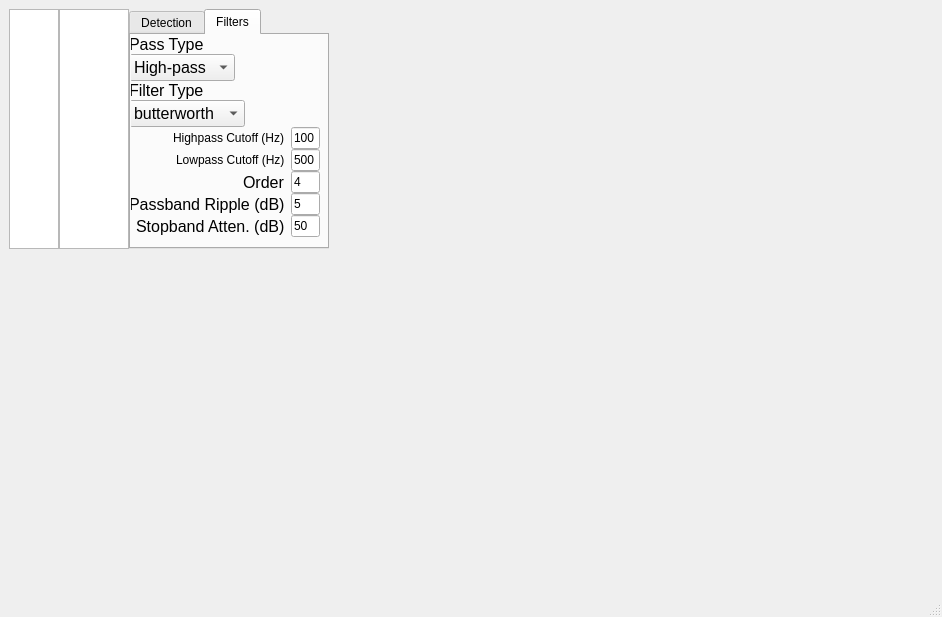
Qt form mainwindow.ui (LeoJW/ampsorter) before a commit.
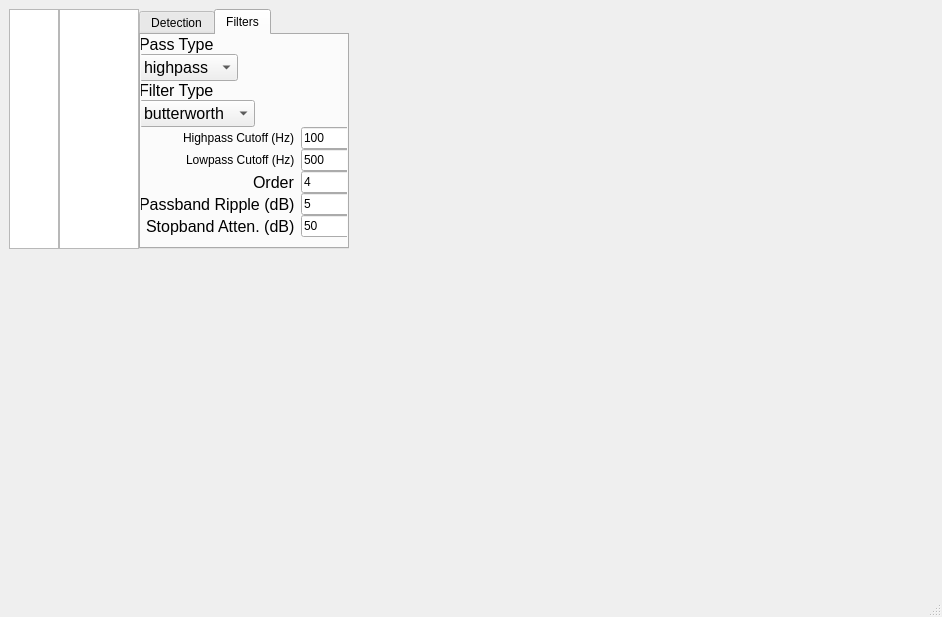
The same form after that commit. Custom widgets are drawn as their Qt base class.

Commit message: filtering implemented

```diff
--- a/mainwindow.ui
+++ b/mainwindow.ui
@@ -34,7 +34,7 @@
       </property>
       <property name="maximumSize">
        <size>
-        <width>70</width>
+        <width>80</width>
         <height>240</height>
        </size>
       </property>
@@ -117,7 +117,7 @@
       </property>
       <property name="minimumSize">
        <size>
-        <width>200</width>
+        <width>210</width>
         <height>0</height>
        </size>
       </property>
@@ -160,7 +160,7 @@
          <rect>
           <x>-2</x>
           <y>0</y>
-          <width>191</width>
+          <width>211</width>
           <height>211</height>
          </rect>
         </property>
@@ -198,17 +198,17 @@
            </property>
            <item>
             <property name="text">
-             <string>High-pass</string>
+             <string>highpass</string>
             </property>
            </item>
            <item>
             <property name="text">
-             <string>Band-pass</string>
+             <string>bandpass</string>
             </property>
            </item>
            <item>
             <property name="text">
-             <string>Low-pass</string>
+             <string>lowpass</string>
             </property>
            </item>
           </widget>
```
The commit also changes 2 other files.
